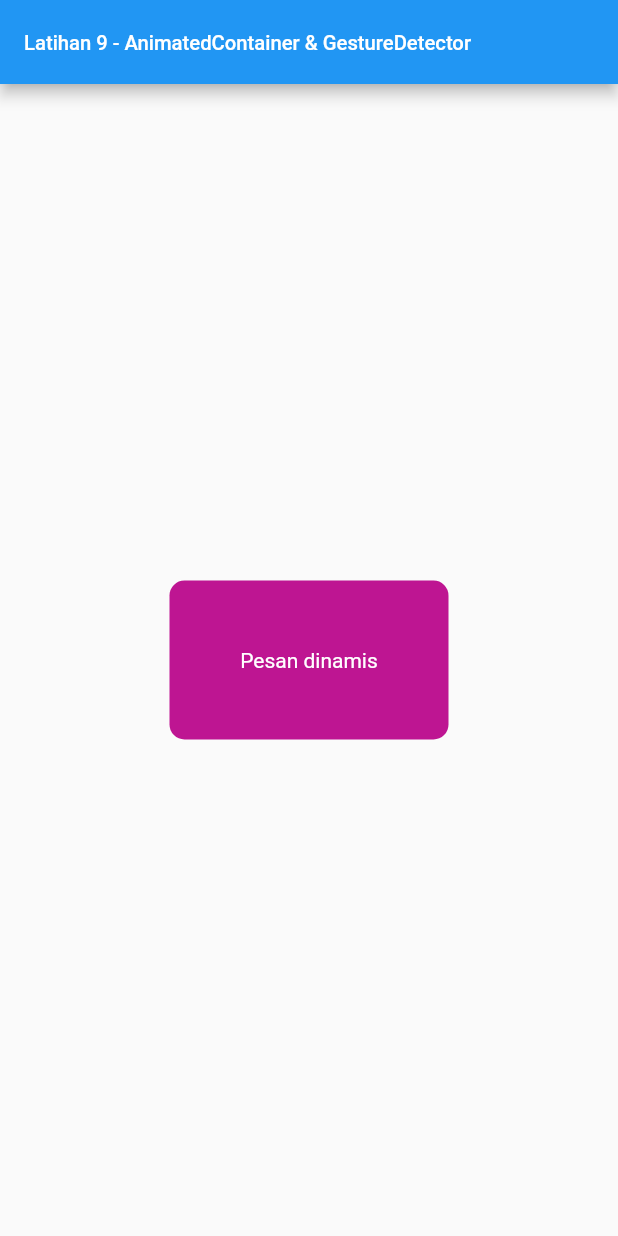
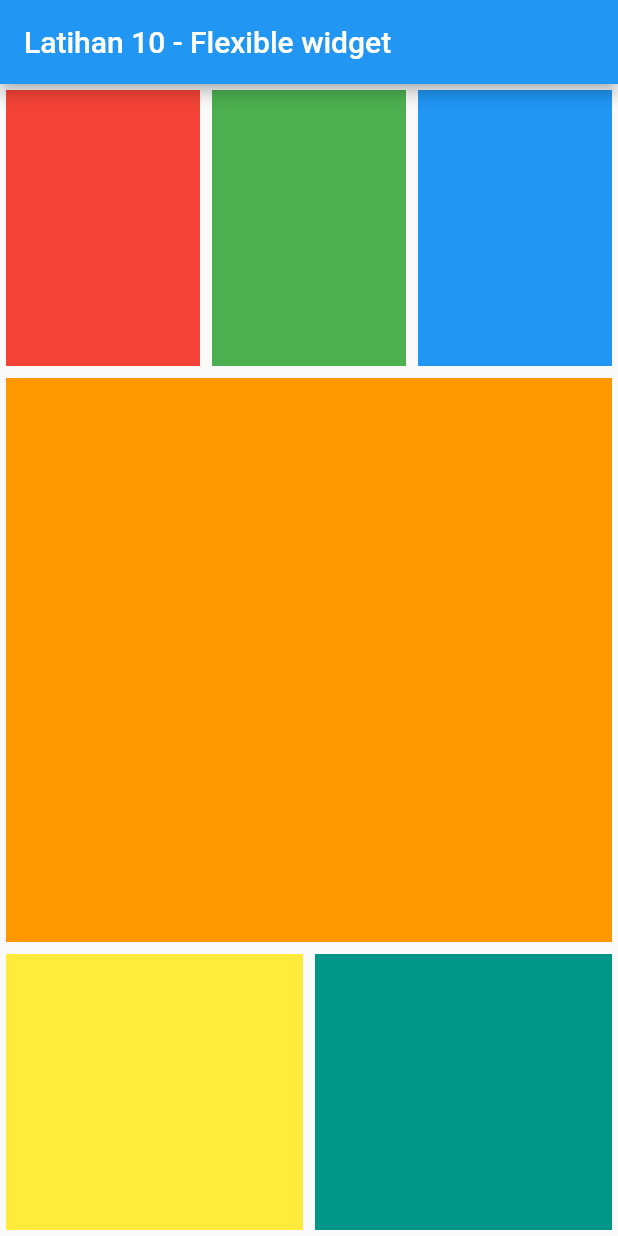
Before and after one commit to dodichakill/latihan_flutter_ku, a Flutter app: the screen it shows after launch, on a phone screen of 412 x 824 dp. Run offline on Flutter 3.47's test engine with Material 2 defaults, Android fonts, the phone set to English and light mode, and no system bars.

Commit message:
Latihan 10 - Flexible widget

```diff
--- a/lib/main.dart
+++ b/lib/main.dart
@@ -1,70 +1,74 @@
-// Latihan 9 - AnimatedContainer & GestureDetector
+// Latihan 10 - Flexible widget
 
 import 'package:flutter/material.dart';
 import 'dart:math';
 
 void main() => runApp(MyApp());
 
-class MyApp extends StatefulWidget {
-  @override
-  _MyAppState createState() => _MyAppState();
-}
-
-class _MyAppState extends State<MyApp> {
-  // kita akan membuat sebuah animatedContainer ditengah2 layar yang nanti jika diklik nanti akan berubah warna dan ukuran panjang, tingginya secara random.
-
-  Random random = Random();
-  String pesan = 'Pesan dinamis';
-
+class MyApp extends StatelessWidget {
   @override
   Widget build(BuildContext context) {
     return MaterialApp(
       home: Scaffold(
-        appBar: AppBar(
-          title: Text(
-            'Latihan 9 - AnimatedContainer & GestureDetector',
-            style: TextStyle(fontSize: 13.5),
+          appBar: AppBar(
+            title: Text(
+              'Latihan 10 - Flexible widget',
+            ),
           ),
-        ),
-        body: Center(
-          child: GestureDetector(
-            onTap: () {
-              setState(() {});
-            },
-            onDoubleTap: () {
-              setState(() {
-                pesan = 'hello calon programer sukses :)';
-              });
-            },
-            onLongPress: () {
-              setState(() {
-                pesan = 'semoga sukses selalu :)';
-              });
-            },
-            child: AnimatedContainer(
-              duration: Duration(milliseconds: 700),
-              width: 50.0 + random.nextInt(201),
-              height: 50.0 + random.nextInt(201),
-              decoration: BoxDecoration(
-                borderRadius: BorderRadius.circular(10),
-                color: Color.fromARGB(255, random.nextInt(256),
-                    random.nextInt(256), random.nextInt(256)),
-              ),
-              child: Center(
-                child: Text(
-                  pesan,
-                  style: TextStyle(color: Colors.white),
+          body: Column(
+            children: [
+              Flexible(
+                flex: 1,
+                child: Row(
+                  children: [
+                    Flexible(
+                        child: Container(
+                      margin: EdgeInsets.all(4),
+                      color: Colors.red,
+                    )),
+                    Flexible(
+                        child: Container(
+                            margin: EdgeInsets.all(4), color: Colors.green)),
+                    Flexible(
+                        child: Container(
+                      margin: EdgeInsets.all(4),
+                      color: Colors.blue,
+                    )),
+                  ],
                 ),
               ),
-            ),
-          ),
-        ),
-      ),
+              Flexible(
+                  flex: 2,
+                  child: Container(
+                    color: Colors.orange,
+                    margin: EdgeInsets.all(4),
+                  )),
+              Flexible(
+                  flex: 1,
+                  child: Row(
+                    children: [
+                      Flexible(
+                          flex: 1,
+                          child: Container(
+                            margin: EdgeInsets.all(4),
+                            color: Colors.yellow,
+                          )),
+                      Flexible(
+                          flex: 1,
+                          child: Container(
+                            margin: EdgeInsets.all(4),
+                            color: Colors.teal,
+                          ))
+                    ],
+                  )),
+            ],
+          )),
     );
   }
 }
 
 // penjelasan singkat
 // ----------------
-// widget GestureDetector berfungsi untuk mendeteksi sentuhan pada widget childnya, pada contoh diatas childnya adalah AnimatedContainer, dan pada saat disentuh maka akan menjalankan suatu method pada contoh diatas kita menggunakan onTap: () {setState(() {})} yang berarti kita akan merefresh halaman setiap kita klik, dan kita menggunakan onDoubleTap: akan mengubah pesan menjadi hello calon programer sukses, dan onLongPress: akan mengubah pesan menjadi semoga sukses selalu :)
-// widget AnimatedContainer merupakan containernya animasi yang akan diberikan pada nya. pada contoh diatas kita membuat sebuah animatedContainer ditengah2 layar yang nanti jika diklik nanti akan berubah warna dan ukuran panjang, tingginya secara random. kita menggunakan 50.0 untuk nilai minimal dan menggunakan random.nextInt(201) yang artinya kita akan menggenerate nilai antara nilai minimal hingga nilai 200. dan memiliki properti duration yang berisi durasi yang akan diberikan untuk melihat animasinya
+// widget flexible merupakan widget yang berguna untuk membuat sebuah tampilan responsive(dapat menyesuaikan tempatnya).
+// mempunyai property flex yang berguna untuk mengatur ukuran diameter widget yang akan dibuat secara flexible.
+// diatas merupakan contoh penggunaanya.
```
